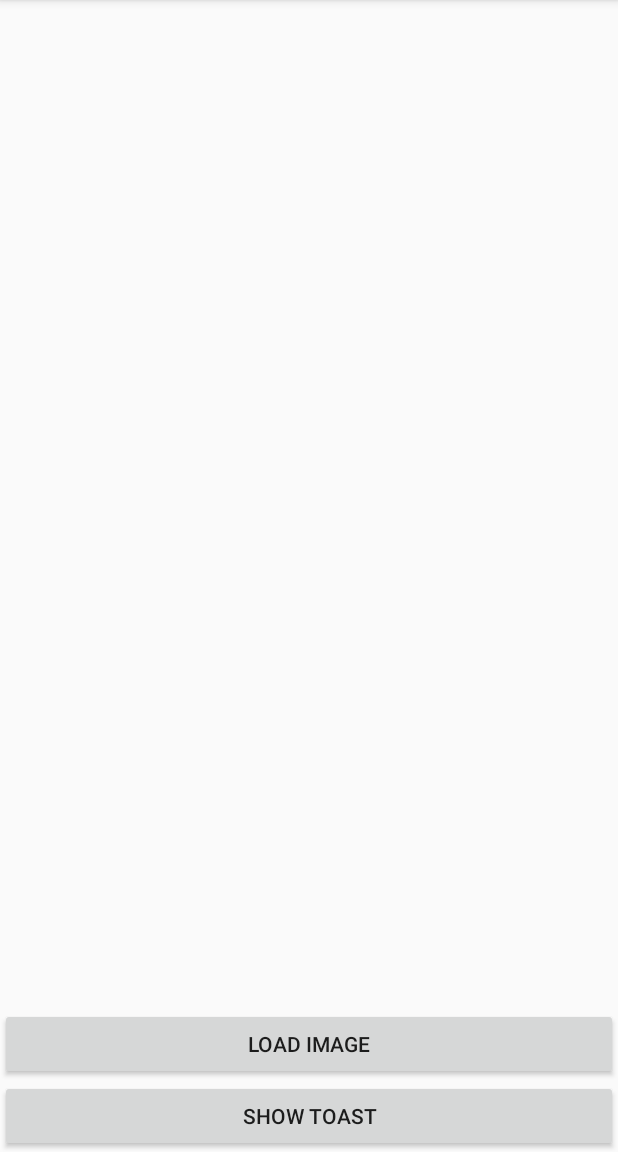
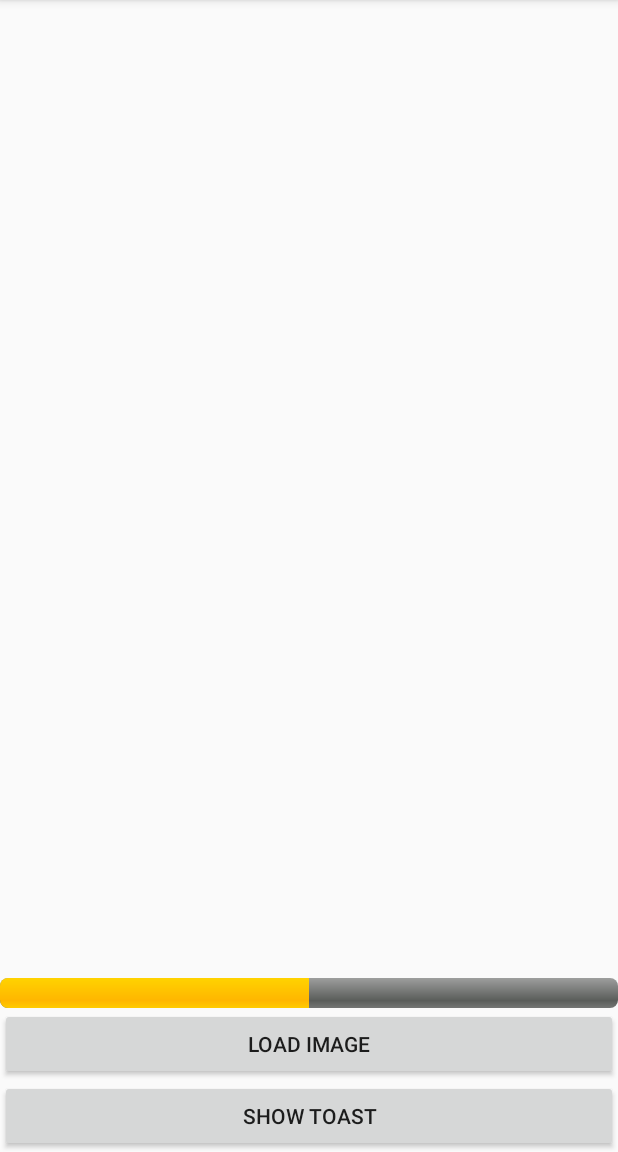
Before and after one commit to saronic/TrainingMultipleThread, an Android app: the screen it shows after launch (MainActivity), after a tap on "LOAD IMAGE", on a phone screen of 412 x 824 dp, the part 84-1236 px from its top. Run offline under Robolectric (Android 15) with nearby library versions, the phone set to English and light mode, and no system bars.

Commit message:
horizontal progress bar

```diff
--- a/app/src/main/java/fei/trainingmultiplethread/MainActivity.java
+++ b/app/src/main/java/fei/trainingmultiplethread/MainActivity.java
@@ -8,12 +8,14 @@ import android.support.v7.app.AppCompatActivity;
 import android.view.View;
 import android.widget.Button;
 import android.widget.ImageView;
+import android.widget.ProgressBar;
 import android.widget.Toast;
 
 public class MainActivity extends AppCompatActivity {
     private ImageView mImageView;
     private Button mLoadImageButton;
     private Button mShowToastButton;
+    private ProgressBar mProgressBar;
     private static final int mSleepTime = 500;
 
     @Override
@@ -23,6 +25,7 @@ public class MainActivity extends AppCompatActivity {
         mImageView = (ImageView) findViewById(R.id.activity_main_image_view);
         mLoadImageButton = (Button) findViewById(R.id.activity_main_load_image_button);
         mShowToastButton = (Button) findViewById(R.id.activity_main_show_toast_button);
+        mProgressBar = (ProgressBar) findViewById(R.id.activity_main_progress_bar);
 
         mLoadImageButton.setOnClickListener(new View.OnClickListener() {
             @Override
@@ -50,15 +53,29 @@ public class MainActivity extends AppCompatActivity {
 
     class LoadImageTask extends AsyncTask<Void, Integer, Bitmap> {
         @Override
+        protected void onPreExecute() {
+            mProgressBar.setVisibility(View.VISIBLE);
+        }
+
+        @Override
         protected Bitmap doInBackground(Void... params) {
-            sleep(4000);
+            for (int i = 1; i < 11; i++) {
+                sleep(500);
+                publishProgress(i * 10);
+            }
             Bitmap bitmap = BitmapFactory.decodeResource(getResources(), R.drawable.ic_launcher);
             return bitmap;
         }
 
         @Override
         protected void onPostExecute(Bitmap bitmap) {
+            mProgressBar.setVisibility(View.INVISIBLE);
             mImageView.setImageBitmap(bitmap);
+        }
+
+        @Override
+        protected void onProgressUpdate(Integer... values) {
+            mProgressBar.setProgress(values[0]);
         }
     }
 
--- a/app/src/main/res/layout/activity_main.xml
+++ b/app/src/main/res/layout/activity_main.xml
@@ -12,6 +12,12 @@
         android:layout_width="match_parent"
         android:layout_height="0dp"
         android:layout_weight="1"/>
+    <ProgressBar
+        android:id="@+id/activity_main_progress_bar"
+        android:layout_width="match_parent"
+        android:layout_height="wrap_content"
+        style="@android:style/Widget.ProgressBar.Horizontal"
+        android:visibility="invisible"/>
     <Button
         android:id="@+id/activity_main_load_image_button"
         android:layout_width="match_parent"
```
